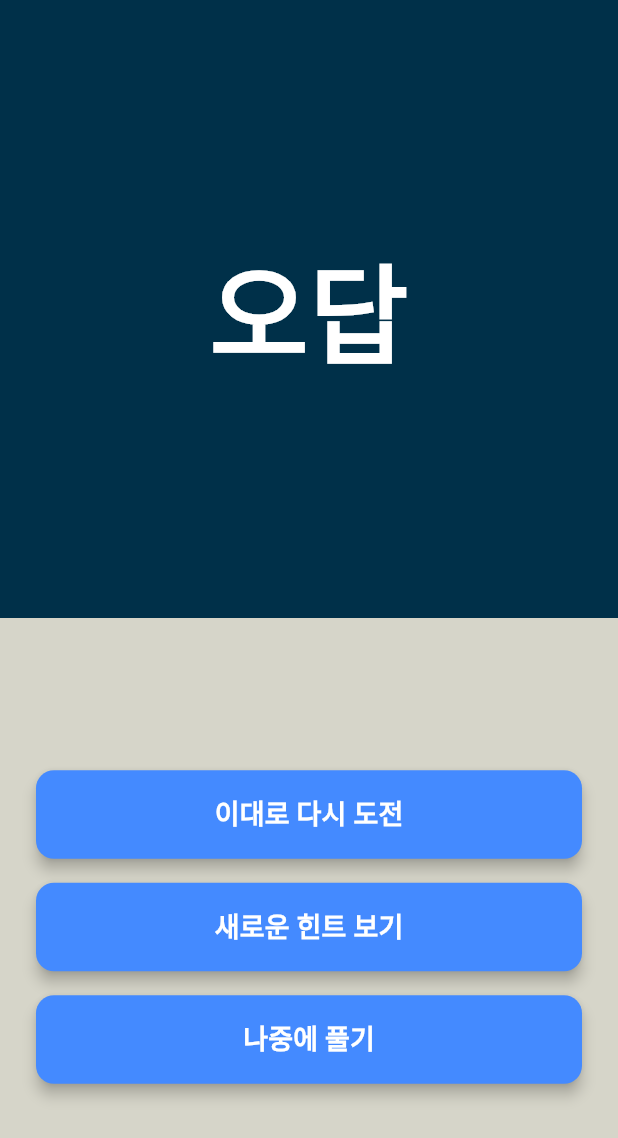
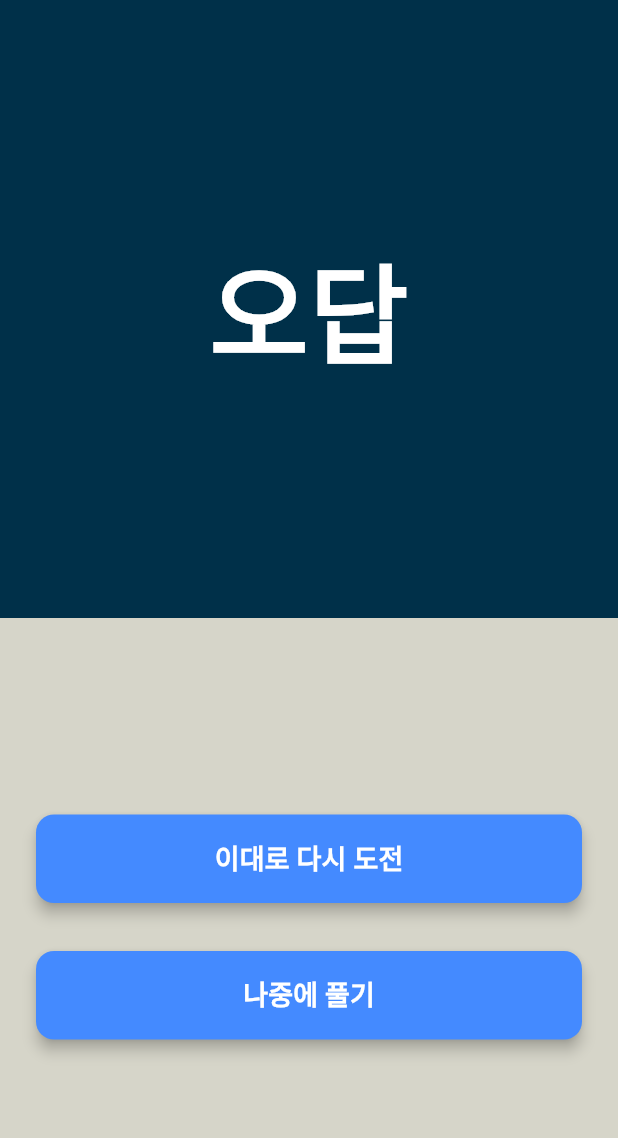
Before and after one commit to APP-iOS7/thinquiz, a Flutter app: the QuizScreen screen opened directly, item 4 of the bottom bar chosen, on a phone screen of 412 x 824 dp. Shown: the top 1138 px of the screen. Run offline on Flutter 3.47's test engine with Material 3 defaults, Android fonts, the phone set to English and light mode, and no system bars.

Commit message:
오답화면 새로운힌트보기 버튼 삭제

```diff
--- a/thinquiz/lib/screens/result_incorrect_screen.dart
+++ b/thinquiz/lib/screens/result_incorrect_screen.dart
@@ -58,28 +58,6 @@ class ResultScreenIncorrect extends StatelessWidget {
                           ),
                         ),
                         SizedBox(height: 16),
-                        SizedBox(
-                          width: double.infinity,
-                          child: ElevatedButton(
-                            onPressed: () {
-                              // 버튼 클릭 시 동작
-                            },
-                            style: ElevatedButton.styleFrom(
-                              backgroundColor: Colors.blueAccent,
-                              foregroundColor: Colors.white,
-                              padding: EdgeInsets.symmetric(vertical: 16),
-                              shape: RoundedRectangleBorder(
-                                borderRadius: BorderRadius.circular(12),
-                              ),
-                              elevation: 4,
-                            ),
-                            child: Text(
-                              '새로운 힌트 보기',
-                              style: TextStyle(
-                                  fontSize: 18, fontWeight: FontWeight.bold),
-                            ),
-                          ),
-                        ),
                         SizedBox(height: 16),
                         SizedBox(
                           width: double.infinity,
```
